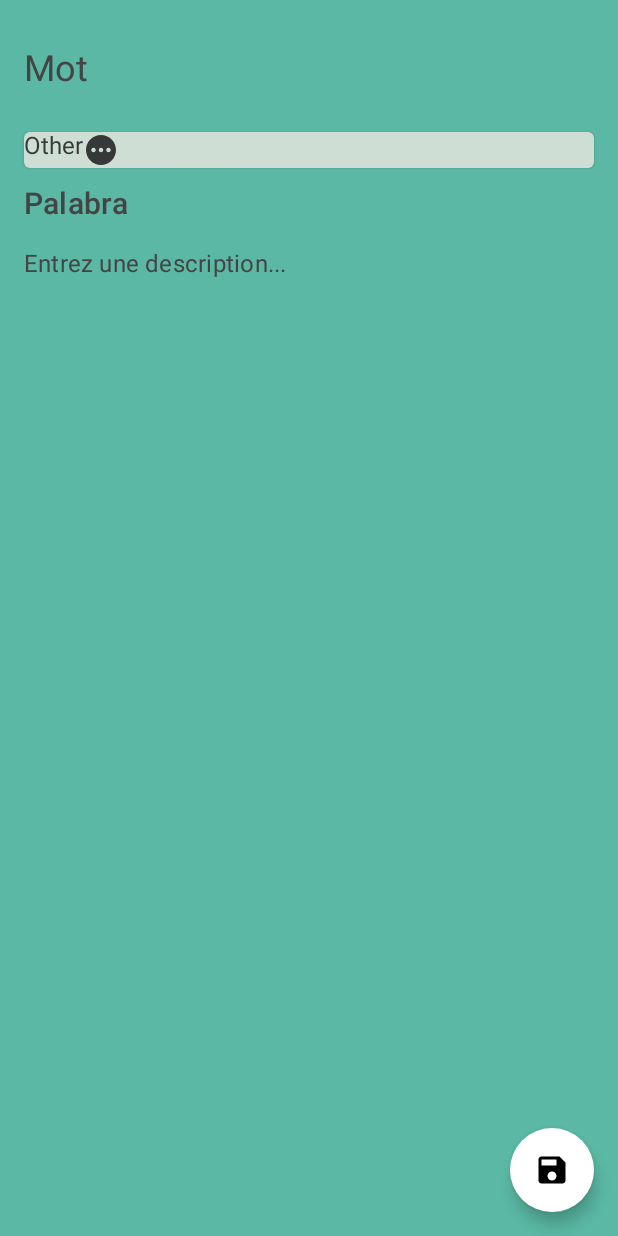
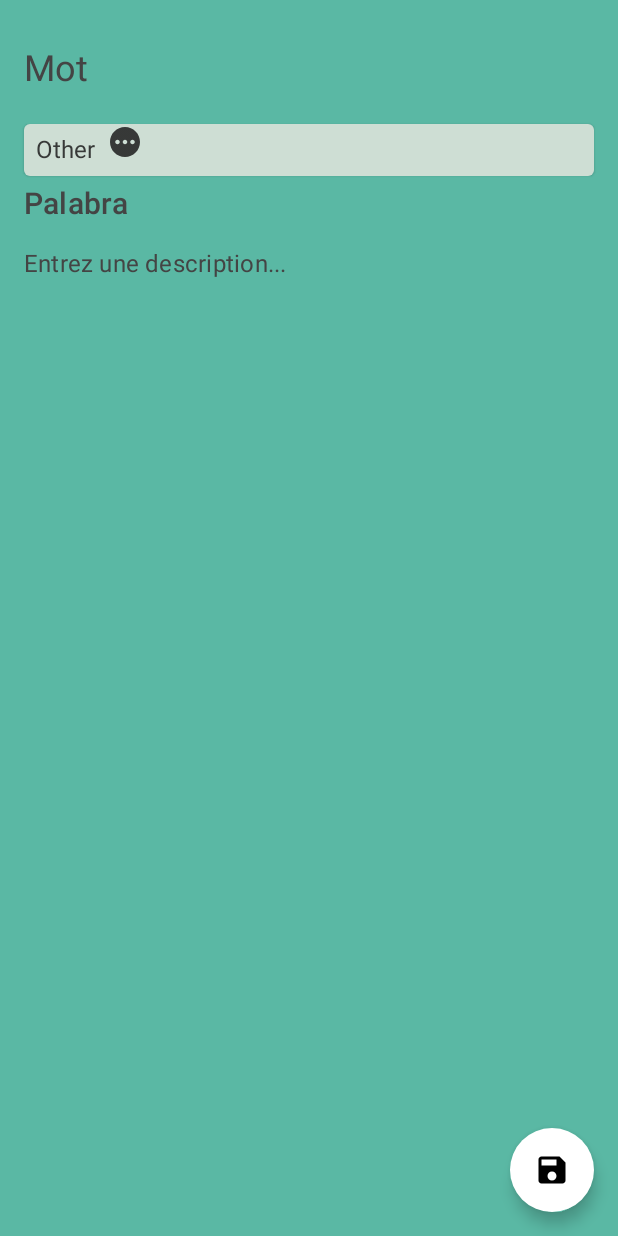
Before and after one commit to HalTobin/Mia-Vortoj, an Android app built with Jetpack Compose: the composable AddEditWordScreen shown on its own in the app's theme, on a phone screen of 412 x 824 dp. Run offline under Robolectric (Android 15) with nearby library versions, the phone set to English and light mode, and no system bars; our stand-ins replace Dagger/Hilt's generated code, Room's generated code.

Commit message:
dialog for categories is now working

```diff
--- a/app/src/main/java/com/chapeaumoineau/miavortoj/feature/words/presentation/add_edit_word/AddEditWordScreen.kt
+++ b/app/src/main/java/com/chapeaumoineau/miavortoj/feature/words/presentation/add_edit_word/AddEditWordScreen.kt
@@ -84,12 +84,15 @@ fun AddEditWordScreen(navController: NavController,
             Spacer(modifier = Modifier.height(16.dp))
 
             Row() {
-                Card(modifier = Modifier.weight(1f), onClick = { AddEditWordEvent.MoreCategory }) {
+                Card(modifier = Modifier.weight(1f), onClick = { viewModel.onEvent(AddEditWordEvent.MoreCategory) }) {
+                    Spacer(modifier = Modifier.height(16.dp))
                     Row() {
-                        Text(text = categoryState.title)
-                        Icon(imageVector = ImageVector.vectorResource(categoryState.icon),
+                        Text(modifier = Modifier.padding(8.dp), text = categoryState.title)
+                        Icon(modifier = Modifier.padding(),
+                            imageVector = ImageVector.vectorResource(categoryState.icon),
                             contentDescription = "")
                     }
+                    Spacer(modifier = Modifier.height(16.dp))
                 }
             }
 
--- a/app/src/main/java/com/chapeaumoineau/miavortoj/feature/words/presentation/add_edit_word/AddEditWordViewModel.kt
+++ b/app/src/main/java/com/chapeaumoineau/miavortoj/feature/words/presentation/add_edit_word/AddEditWordViewModel.kt
@@ -22,13 +22,13 @@ class AddEditWordViewModel @Inject constructor(private val wordUseCases: WordUse
                                                private val dictionaryUseCases: DictionaryUseCases,
                                                savedStateHandle: SavedStateHandle): ViewModel() {
 
-    private val _wordSource = mutableStateOf(TextFieldState(hint = "Enter title..."))
+    private val _wordSource = mutableStateOf(TextFieldState(hint = ""))
     val source: State<TextFieldState> = _wordSource
 
-    private val _wordTarget = mutableStateOf(TextFieldState(hint = "Enter title..."))
+    private val _wordTarget = mutableStateOf(TextFieldState(hint = ""))
     val target: State<TextFieldState> = _wordTarget
 
-    private val _wordNotes = mutableStateOf(TextFieldState(hint = "Enter a description..."))
+    private val _wordNotes = mutableStateOf(TextFieldState(hint = ""))
     val notes: State<TextFieldState> = _wordNotes
 
     private val _wordCategory = mutableStateOf(Category.getDefaultCategory())
@@ -107,6 +107,7 @@ class AddEditWordViewModel @Inject constructor(private val wordUseCases: WordUse
             }
 
             is AddEditWordEvent.MoreCategory -> {
+                println("MORE_CATEGORY")
                 _isCategoryDialogVisible.value = true
             }
 
--- a/app/src/main/java/com/chapeaumoineau/miavortoj/feature/words/presentation/add_edit_word/components/CategoryDialogItem.kt
+++ b/app/src/main/java/com/chapeaumoineau/miavortoj/feature/words/presentation/add_edit_word/components/CategoryDialogItem.kt
@@ -42,7 +42,6 @@ fun CategoryDialogItem(category: Category,
                 contentDescription = "",
                 modifier = Modifier
                     .size(40.dp)
-                    .shadow(15.dp, CircleShape)
                     .clip(CircleShape)
             )
         }
```
